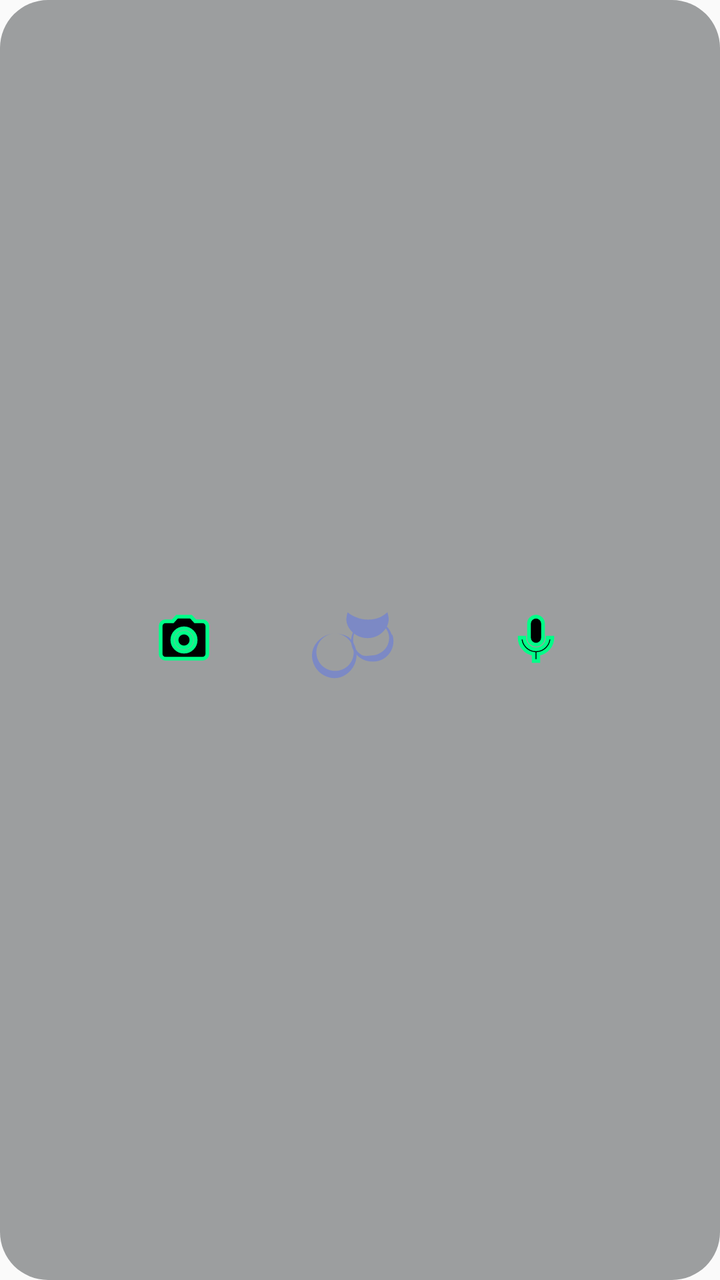
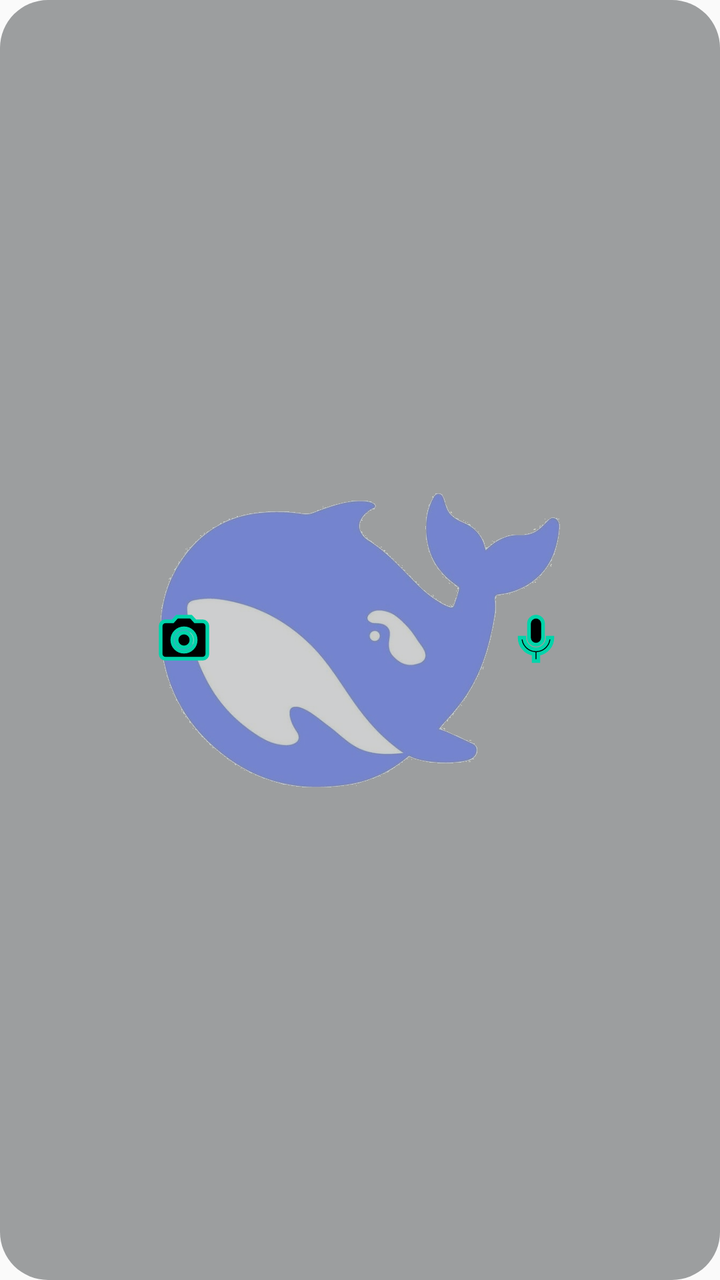

The first picture is an Android layout as it rendered before a commit; the second is the same layout after the commit. The layout source and the unified diff follow.
<!-- AndroidManifest.xml: application theme Theme.DeepSeekWidget -->
<!-- res/layout/deepseek_widget.xml -->
<?xml version="1.0" encoding="utf-8"?>
<FrameLayout xmlns:android="http://schemas.android.com/apk/res/android"
    android:id="@+id/widget_root"
    android:layout_width="match_parent"
    android:layout_height="match_parent"
    android:background="@drawable/widget_background"
    android:padding="4dp">

    
    <ImageView
        android:layout_width="match_parent"
        android:layout_height="match_parent"
        android:layout_gravity="center"
        android:alpha="0.40"
        android:contentDescription="@null"
        android:importantForAccessibility="no"
        android:scaleType="centerInside"
        android:src="@drawable/ic_deepseek_whale" />

    
    <LinearLayout
        android:layout_width="match_parent"
        android:layout_height="match_parent"
        android:gravity="center_vertical"
        android:orientation="horizontal">

        <ImageButton
            android:id="@+id/camera_button"
            android:layout_width="0dp"
            android:layout_height="match_parent"
            android:layout_weight="1"
            android:background="@android:color/transparent"
            android:contentDescription="@string/content_desc_camera"
            android:scaleType="centerInside"
            android:src="@drawable/ic_camera_neon" />

        <ImageButton
            android:id="@+id/mic_button"
            android:layout_width="0dp"
            android:layout_height="match_parent"
            android:layout_weight="1"
            android:background="@android:color/transparent"
            android:contentDescription="@string/content_desc_voice"
            android:scaleType="centerInside"
            android:src="@drawable/ic_mic_neon" />

    </LinearLayout>

</FrameLayout>
<!-- resources referenced by this layout -->
<resources>
  <!-- drawable ic_camera_neon (drawable) -->
  <?xml version="1.0" encoding="utf-8"?>
  <vector xmlns:android="http://schemas.android.com/apk/res/android"
      android:width="28dp"
      android:height="28dp"
      android:viewportWidth="24"
      android:viewportHeight="24">
      <path
          android:fillColor="#000000"
          android:strokeColor="#00FF88"
          android:strokeWidth="1.6"
          android:pathData="M12,12m-3.2,0a3.2,3.2 0,1 1,6.4 0a3.2,3.2 0,1 1,-6.4 0" />
      <path
          android:fillColor="#000000"
          android:strokeColor="#00FF88"
          android:strokeWidth="1.6"
          android:pathData="M9,2L7.17,4H4c-1.1,0 -2,0.9 -2,2v12c0,1.1 0.9,2 2,2h16c1.1,0 2,-0.9 2,-2V6c0,-1.1 -0.9,-2 -2,-2h-3.17L15,2H9zM12,17c-2.76,0 -5,-2.24 -5,-5s2.24,-5 5,-5s5,2.24 5,5S14.76,17 12,17z" />
  </vector>
  <!-- drawable ic_deepseek_whale: vector/xml drawable (drawable, 2199 chars, omitted) -->
  <!-- drawable ic_mic_neon (drawable) -->
  <?xml version="1.0" encoding="utf-8"?>
  <vector xmlns:android="http://schemas.android.com/apk/res/android"
      android:width="28dp"
      android:height="28dp"
      android:viewportWidth="24"
      android:viewportHeight="24">
      <path
          android:fillColor="#000000"
          android:strokeColor="#00FF88"
          android:strokeWidth="1.6"
          android:pathData="M12,14c1.66,0 3,-1.34 3,-3V5c0,-1.66 -1.34,-3 -3,-3S9,3.34 9,5v6C9,12.66 10.34,14 12,14z" />
      <path
          android:fillColor="#000000"
          android:strokeColor="#00FF88"
          android:strokeWidth="1.6"
          android:pathData="M17,11c0,2.76 -2.24,5 -5,5s-5,-2.24 -5,-5H5c0,3.53 2.61,6.43 6,6.92V21h2v-3.08c3.39,-0.49 6,-3.39 6,-6.92H17z" />
  </vector>
  <!-- drawable widget_background (drawable) -->
  <?xml version="1.0" encoding="utf-8"?>
  <shape xmlns:android="http://schemas.android.com/apk/res/android"
      android:shape="rectangle">
  
      
      <solid android:color="#66101418" />
      <corners android:radius="24dp" />
  
  </shape>
  <string name="content_desc_camera">Open camera</string>
  <string name="content_desc_voice">Start voice input</string>
  <style name="Theme.DeepSeekWidget" parent="Theme.AppCompat.DayNight.NoActionBar" />
</resources>

<!-- the commit's change to res/layout/deepseek_widget.xml (unified diff, before → after) -->
@@ -11,11 +11,11 @@
         android:layout_width="match_parent"
         android:layout_height="match_parent"
         android:layout_gravity="center"
-        android:alpha="0.40"
+        android:alpha="0.50"
         android:contentDescription="@null"
         android:importantForAccessibility="no"
         android:scaleType="centerInside"
-        android:src="@drawable/ic_deepseek_whale" />
+        android:src="@drawable/ic_deepseek_logo" />
 
     
     <LinearLayout
<!-- resource entries referenced after the edit -->
@@ -9,16 +9,16 @@
       android:viewportHeight="24">
       <path
           android:fillColor="#000000"
-          android:strokeColor="#00FF88"
+          android:strokeColor="#00D4AA"
           android:strokeWidth="1.6"
           android:pathData="M12,12m-3.2,0a3.2,3.2 0,1 1,6.4 0a3.2,3.2 0,1 1,-6.4 0" />
       <path
           android:fillColor="#000000"
-          android:strokeColor="#00FF88"
+          android:strokeColor="#00D4AA"
           android:strokeWidth="1.6"
           android:pathData="M9,2L7.17,4H4c-1.1,0 -2,0.9 -2,2v12c0,1.1 0.9,2 2,2h16c1.1,0 2,-0.9 2,-2V6c0,-1.1 -0.9,-2 -2,-2h-3.17L15,2H9zM12,17c-2.76,0 -5,-2.24 -5,-5s2.24,-5 5,-5s5,2.24 5,5S14.76,17 12,17z" />
   </vector>
-  <!-- drawable ic_deepseek_whale: vector/xml drawable (drawable, 2199 chars, omitted) -->
+  <!-- drawable ic_deepseek_logo: png bitmap (drawable-nodpi, 127878 bytes) -->
   <!-- drawable ic_mic_neon (drawable) -->
   <?xml version="1.0" encoding="utf-8"?>
   <vector xmlns:android="http://schemas.android.com/apk/res/android"
@@ -28,12 +28,12 @@
       android:viewportHeight="24">
       <path
           android:fillColor="#000000"
-          android:strokeColor="#00FF88"
+          android:strokeColor="#00D4AA"
           android:strokeWidth="1.6"
           android:pathData="M12,14c1.66,0 3,-1.34 3,-3V5c0,-1.66 -1.34,-3 -3,-3S9,3.34 9,5v6C9,12.66 10.34,14 12,14z" />
       <path
           android:fillColor="#000000"
-          android:strokeColor="#00FF88"
+          android:strokeColor="#00D4AA"
           android:strokeWidth="1.6"
           android:pathData="M17,11c0,2.76 -2.24,5 -5,5s-5,-2.24 -5,-5H5c0,3.53 2.61,6.43 6,6.92V21h2v-3.08c3.39,-0.49 6,-3.39 6,-6.92H17z" />
   </vector>
